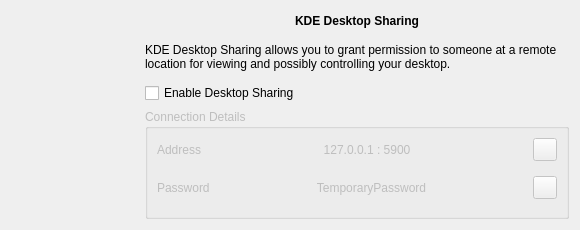
Qt form krfb/ui/mainwidget.ui (KDE/krfb) before a commit.
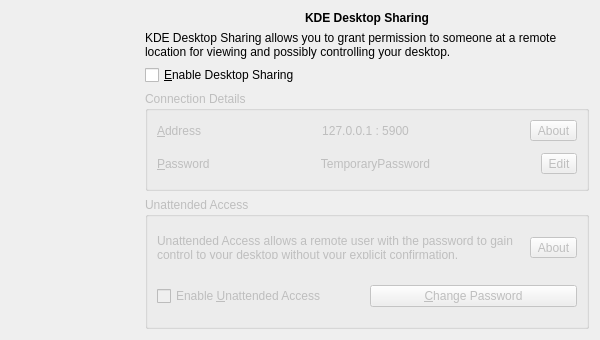
The same form after that commit. Icons and pictures are not drawn. Custom widgets are drawn as their Qt base class.

Commit message:
Unattended Access mode added
Remote user can connect without confirmation on
providing correct unattended mode password.

Patch:
```diff
--- a/krfb/ui/mainwidget.ui
+++ b/krfb/ui/mainwidget.ui
@@ -6,8 +6,8 @@
    <rect>
     <x>0</x>
     <y>0</y>
-    <width>580</width>
-    <height>230</height>
+    <width>600</width>
+    <height>340</height>
    </rect>
   </property>
   <property name="sizePolicy">
@@ -18,14 +18,14 @@
   </property>
   <property name="minimumSize">
    <size>
-    <width>580</width>
-    <height>230</height>
+    <width>600</width>
+    <height>340</height>
    </size>
   </property>
   <property name="maximumSize">
    <size>
-    <width>580</width>
-    <height>230</height>
+    <width>600</width>
+    <height>340</height>
    </size>
   </property>
   <property name="windowTitle">
@@ -106,7 +106,7 @@
      <item>
       <widget class="QCheckBox" name="enableSharingCheckBox">
        <property name="text">
-        <string>Enable Desktop Sharing</string>
+        <string>&amp;Enable Desktop Sharing</string>
        </property>
       </widget>
      </item>
@@ -127,10 +127,16 @@
        <layout class="QVBoxLayout" name="verticalLayout">
         <item>
          <layout class="QFormLayout" name="addressFormLayout">
+          <property name="fieldGrowthPolicy">
+           <enum>QFormLayout::ExpandingFieldsGrow</enum>
+          </property>
           <item row="0" column="0">
            <widget class="QLabel" name="addressLabel">
             <property name="text">
-             <string>Address</string>
+             <string>&amp;Address</string>
+            </property>
+            <property name="buddy">
+             <cstring>addressAboutButton</cstring>
             </property>
            </widget>
           </item>
@@ -139,7 +145,7 @@
             <item row="0" column="1">
              <widget class="QToolButton" name="addressAboutButton">
               <property name="text">
-               <string/>
+               <string>About</string>
               </property>
               <property name="icon">
                <iconset theme="help-about">
@@ -170,10 +176,16 @@
         </item>
         <item>
          <layout class="QFormLayout" name="passwordFormLayout">
+          <property name="fieldGrowthPolicy">
+           <enum>QFormLayout::ExpandingFieldsGrow</enum>
+          </property>
           <item row="0" column="0">
            <widget class="QLabel" name="passwordLabel">
             <property name="text">
-             <string>Password</string>
+             <string>&amp;Password</string>
+            </property>
+            <property name="buddy">
+             <cstring>passwordEditButton</cstring>
             </property>
            </widget>
           </item>
@@ -182,7 +194,7 @@
             <item row="0" column="1">
              <widget class="QToolButton" name="passwordEditButton">
               <property name="text">
-               <string/>
+               <string>Edit</string>
               </property>
               <property name="icon">
                <iconset theme="document-edit">
@@ -214,10 +226,120 @@
        </layout>
       </widget>
      </item>
+     <item>
+      <widget class="QGroupBox" name="unattendedGroupBox">
+       <property name="enabled">
+        <bool>false</bool>
+       </property>
+       <property name="whatsThis">
+        <string>Unattended Access allows a remote user with the password to gain control to your desktop without your explicit confirmation.</string>
+       </property>
+       <property name="title">
+        <string>Unattended Access</string>
+       </property>
+       <layout class="QVBoxLayout" name="verticalLayout_2">
+        <item>
+         <layout class="QHBoxLayout" name="unattendedDetailsLayout">
+          <property name="leftMargin">
+           <number>0</number>
+          </property>
+          <property name="topMargin">
+           <number>10</number>
+          </property>
+          <property name="rightMargin">
+           <number>0</number>
+          </property>
+          <property name="bottomMargin">
+           <number>10</number>
+          </property>
+          <item>
+           <widget class="QLabel" name="unattendedAboutLabel">
+            <property name="whatsThis">
+             <string>Unattended Access allows a remote user with the password to gain control to your desktop without your explicit confirmation. Click &quot;About&quot; button on right to know more.</string>
+            </property>
+            <property name="text">
+             <string>Unattended Access allows a remote user with the password to gain control to your desktop without your explicit confirmation.</string>
+            </property>
+            <property name="wordWrap">
+             <bool>true</bool>
+            </property>
+           </widget>
+          </item>
+          <item>
+           <widget class="QToolButton" name="unattendedAboutButton">
+            <property name="whatsThis">
+             <string>Know more about Unattended Access</string>
+            </property>
+            <property name="text">
+             <string>About</string>
+            </property>
+            <property name="icon">
+             <iconset theme="help-about">
+              <normaloff/>
+             </iconset>
+            </property>
+           </widget>
+          </item>
+         </layout>
+        </item>
+        <item>
+         <layout class="QHBoxLayout" name="unattendedSettingsLayout">
+          <property name="leftMargin">
+           <number>0</number>
+          </property>
+          <property name="topMargin">
+           <number>10</number>
+          </property>
+          <property name="rightMargin">
+           <number>0</number>
+          </property>
+          <property name="bottomMargin">
+           <number>10</number>
+          </property>
+          <item>
+           <widget class="QCheckBox" name="enableUnattendedCheckBox">
+            <property name="whatsThis">
+             <string>Starts/Stops unattended access to your desktop. Click on button on right to change password, and &quot;About&quot; button to know more.</string>
+            </property>
+            <property name="text">
+             <string>Enable &amp;Unattended Access</string>
+            </property>
+           </widget>
+          </item>
+          <item>
+           <widget class="KPushButton" name="unattendedPasswordButton">
+            <property name="whatsThis">
+             <string>Change password for Unattended Access</string>
+            </property>
+            <property name="text">
+             <string>&amp;Change Password</string>
+            </property>
+           </widget>
+          </item>
+         </layout>
+        </item>
+       </layout>
+      </widget>
+     </item>
     </layout>
    </item>
   </layout>
  </widget>
+ <customwidgets>
+  <customwidget>
+   <class>KPushButton</class>
+   <extends>QPushButton</extends>
+   <header>kpushbutton.h</header>
+  </customwidget>
+ </customwidgets>
+ <tabstops>
+  <tabstop>enableSharingCheckBox</tabstop>
+  <tabstop>addressAboutButton</tabstop>
+  <tabstop>passwordEditButton</tabstop>
+  <tabstop>unattendedAboutButton</tabstop>
+  <tabstop>enableUnattendedCheckBox</tabstop>
+  <tabstop>unattendedPasswordButton</tabstop>
+ </tabstops>
  <resources/>
  <connections>
   <connection>
```
Left out of the diff: 41 changed lines with no effect on the pictures. The commit also changes 8 other files.
